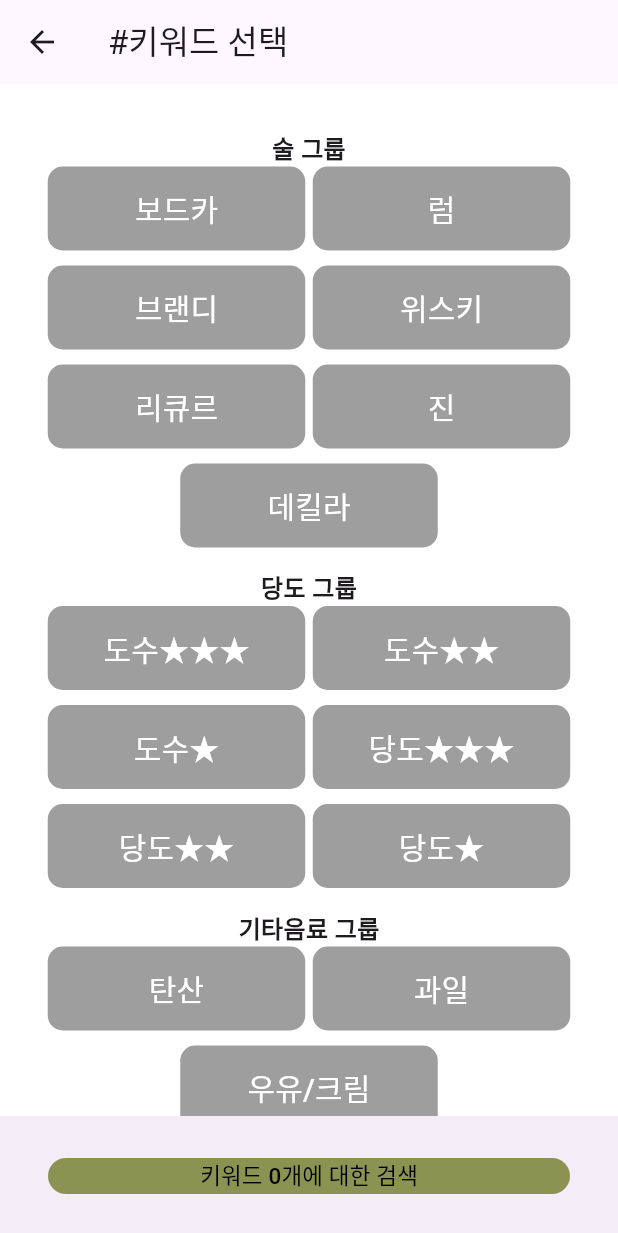
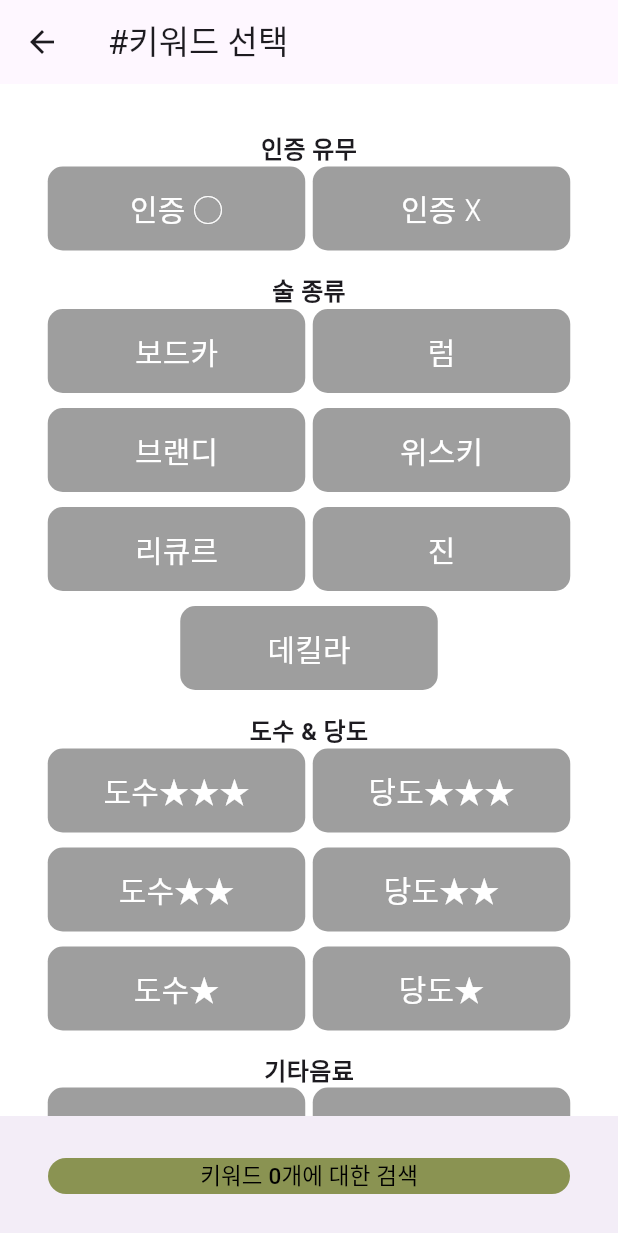
Before and after one commit to daehun123/CAKI_project, a Flutter app: the FilterScreen screen opened directly, on a phone screen of 412 x 824 dp. Shown: the top 1233 px of the screen. Run offline on Flutter 3.47's test engine with Material 3 defaults, Android fonts, the phone set to English and light mode, and no system bars; drawn by our look-alikes of group_button; our stand-ins replace shared_preferences; accounts and stored records are empty.

Commit message:
필터스크린 수정중

```diff
--- a/lib/Screens/search/FilterScreen.dart
+++ b/lib/Screens/search/FilterScreen.dart
@@ -12,7 +12,16 @@ class FilterScreen extends StatefulWidget {
 }
 
 class _FilterScreenState extends State<FilterScreen> {
-  late GroupButtonController _controller; // GroupButtonController 선언
+  late GroupButtonController _alcoholController;
+  late GroupButtonController _tasteController;
+  late GroupButtonController _otherController;
+  late GroupButtonController _expertController;
+
+  List<String> expertGroup = [
+    '인증 ◯',
+    '인증 ☓'
+  ];
+
   List<String> alcoholGroup = [
     '보드카',
     '럼',
@@ -25,10 +34,10 @@ class _FilterScreenState extends State<FilterScreen> {
 
   List<String> tasteGroup = [
     '도수★★★',
+    '당도★★★',
     '도수★★',
+    '당도★★',
     '도수★',
-    '당도★★★',
-    '당도★★',
     '당도★',
   ];
 
@@ -44,7 +53,10 @@ class _FilterScreenState extends State<FilterScreen> {
   @override
   void initState() {
     super.initState();
-    _controller = GroupButtonController(selectedIndexes: []);
+    _alcoholController = GroupButtonController(selectedIndexes: []);
+    _tasteController = GroupButtonController(selectedIndexes: []);
+    _otherController = GroupButtonController(selectedIndexes: []);
+    _expertController = GroupButtonController(selectedIndexes: []);
   }
 
   @override
@@ -66,11 +78,50 @@ class _FilterScreenState extends State<FilterScreen> {
                     children: [
                       SizedBox(height: 15),
                       Text(
-                        '술 그룹', // 술 그룹 텍스트 추가
+                        '인증 유무',
                         style: TextStyle(
                             fontSize: 16, fontWeight: FontWeight.bold),
                       ),
-                      // 술 그룹 버튼
+                      GroupButton(
+                        buttons: expertGroup,
+                        options: GroupButtonOptions(
+                          selectedShadow: const [],
+                          unselectedShadow: const [],
+                          selectedTextStyle: const TextStyle(
+                            fontSize: 20,
+                            color: Colors.white,
+                          ),
+                          selectedColor: kColor,
+                          unselectedColor: Colors.grey,
+                          unselectedTextStyle: const TextStyle(
+                            fontSize: 20,
+                            color: Colors.white,
+                          ),
+                          borderRadius: BorderRadius.circular(10),
+                          spacing: 5,
+                          buttonWidth: MediaQuery.of(context).size.width / 2.4,
+                        ),
+                        isRadio: false,
+                        controller: _expertController, // 술 종류 그룹에 대한 Controller
+                        onSelected: (val, i, selected) {
+                          // 선택 상태 변경 시 동작
+                          setState(() {
+                            if (selected) {
+                              choiceList.add(val);
+                              selectCount++;
+                            } else {
+                              choiceList.remove(val);
+                              selectCount--;
+                            }
+                          });
+                        },
+                      ),
+                      SizedBox(height: 15),
+                      Text(
+                        '술 종류',
+                        style: TextStyle(
+                            fontSize: 16, fontWeight: FontWeight.bold),
+                      ),
                       GroupButton(
                         buttons: alcoholGroup,
                         options: GroupButtonOptions(
@@ -91,29 +142,26 @@ class _FilterScreenState extends State<FilterScreen> {
                           buttonWidth: MediaQuery.of(context).size.width / 2.4,
                         ),
                         isRadio: false,
-                        controller: _controller,
+                        controller: _alcoholController, // 술 종류 그룹에 대한 Controller
                         onSelected: (val, i, selected) {
+                          // 선택 상태 변경 시 동작
                           setState(() {
                             if (selected) {
-                              choiceList.add(val); // 선택된 버튼을 리스트에 추가
-                              selectCount++; // 선택된 취향 개수 증가
+                              choiceList.add(val);
+                              selectCount++;
                             } else {
                               choiceList.remove(val);
-                              // 선택 취소된 버튼을 리스트에서 제거
-                              debugPrint('$choiceList');
-                              // 선택된 취향 리스트를 디버그 로그로 출력
-                              selectCount--; // 선택된 취향 개수 감소
+                              selectCount--;
                             }
                           });
                         },
                       ),
                       SizedBox(height: 15),
                       Text(
-                        '당도 그룹', // 당도 그룹 텍스트 추가
+                        '도수 & 당도',
                         style: TextStyle(
                             fontSize: 16, fontWeight: FontWeight.bold),
                       ),
-                      // 당도 그룹 버튼
                       GroupButton(
                         buttons: tasteGroup,
                         options: GroupButtonOptions(
@@ -134,29 +182,26 @@ class _FilterScreenState extends State<FilterScreen> {
                           buttonWidth: MediaQuery.of(context).size.width / 2.4,
                         ),
                         isRadio: false,
-                        controller: _controller,
+                        controller: _tasteController, // 도수 & 당도 그룹에 대한 Controller
                         onSelected: (val, i, selected) {
+                          // 선택 상태 변경 시 동작
                           setState(() {
                             if (selected) {
-                              choiceList.add(val); // 선택된 버튼을 리스트에 추가
-                              selectCount++; // 선택된 취향 개수 증가
+                              choiceList.add(val);
+                              selectCount++;
                             } else {
                               choiceList.remove(val);
-                              // 선택 취소된 버튼을 리스트에서 제거
-                              debugPrint('$choiceList');
-                              // 선택된 취향 리스트를 디버그 로그로 출력
-                              selectCount--; // 선택된 취향 개수 감소
+                              selectCount--;
                             }
                           });
                         },
                       ),
                       SizedBox(height: 15),
                       Text(
-                        '기타음료 그룹', // 기타음료 그룹 텍스트 추가
+                        '기타음료',
                         style: TextStyle(
                             fontSize: 16, fontWeight: FontWeight.bold),
                       ),
-                      // 기타음료 그룹 버튼
                       GroupButton(
                         buttons: otherGroup,
                         options: GroupButtonOptions(
@@ -177,18 +222,16 @@ class _FilterScreenState extends State<FilterScreen> {
                           buttonWidth: MediaQuery.of(context).size.width / 2.4,
                         ),
                         isRadio: false,
-                        controller: _controller,
+                        controller: _otherController, // 기타음료 그룹에 대한 Controller
                         onSelected: (val, i, selected) {
+                          // 선택 상태 변경 시 동작
                           setState(() {
                             if (selected) {
-                              choiceList.add(val); // 선택된 버튼을 리스트에 추가
-                              selectCount++; // 선택된 취향 개수 증가
+                              choiceList.add(val);
+                              selectCount++;
                             } else {
                               choiceList.remove(val);
-                              // 선택 취소된 버튼을 리스트에서 제거
-                              debugPrint('$choiceList');
-                              // 선택된 취향 리스트를 디버그 로그로 출력
-                              selectCount--; // 선택된 취향 개수 감소
+                              selectCount--;
                             }
                           });
                         },
@@ -213,19 +256,19 @@ class _FilterScreenState extends State<FilterScreen> {
               minimumSize: const Size(200, 56),
             ),
             onPressed: () {
-              debugPrint('$choiceList'); // 선택된 취향 리스트를 디버그 로그로 출력
+              debugPrint('$choiceList');
               Navigator.push(
                 context,
                 MaterialPageRoute(
                   builder: (context) {
-                    return const ResultScreen(); // 검색결과 페이지로 이동
+                    return const ResultScreen();
                   },
                 ),
               );
             },
             child: Text(
               '키워드 $selectCount개에 대한 검색'.toUpperCase(),
-              style: TextStyle(fontSize: 15.0, color: Colors.black,), // 흰색 텍스트// 검색 버튼 텍스트
+              style: TextStyle(fontSize: 15.0, color: Colors.black),
             ),
           ),
         ),
```
Also changed, not shown: lib/Screens/search/Components/F_alcoholGroup.dart (+43 -0 lines).
